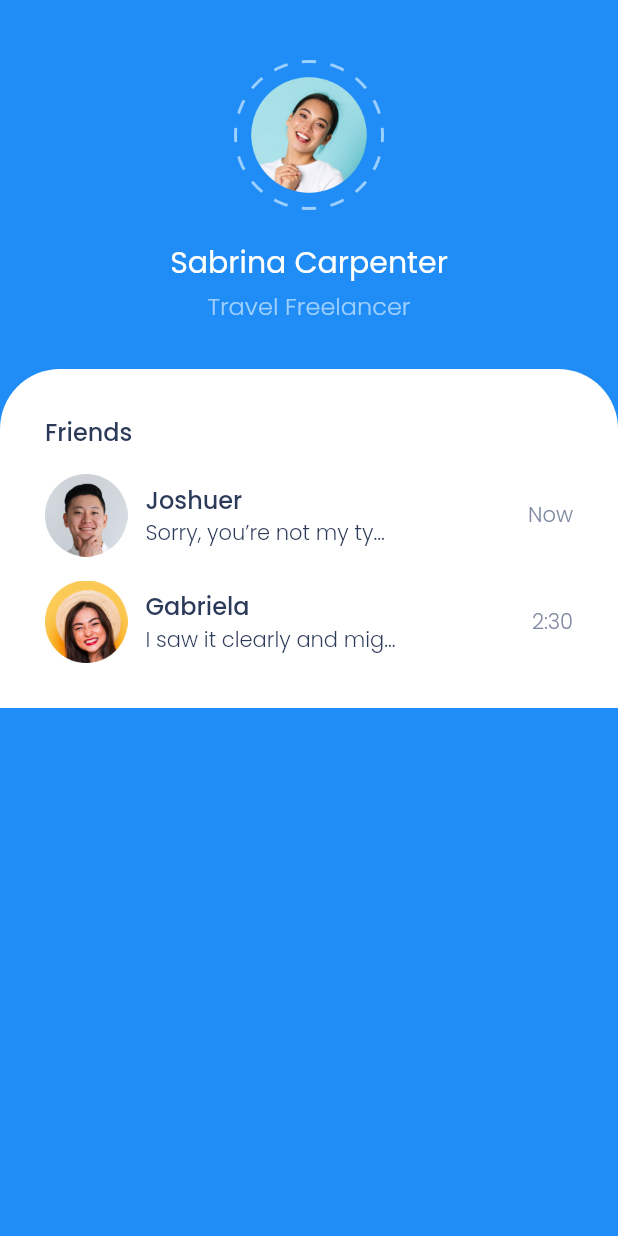
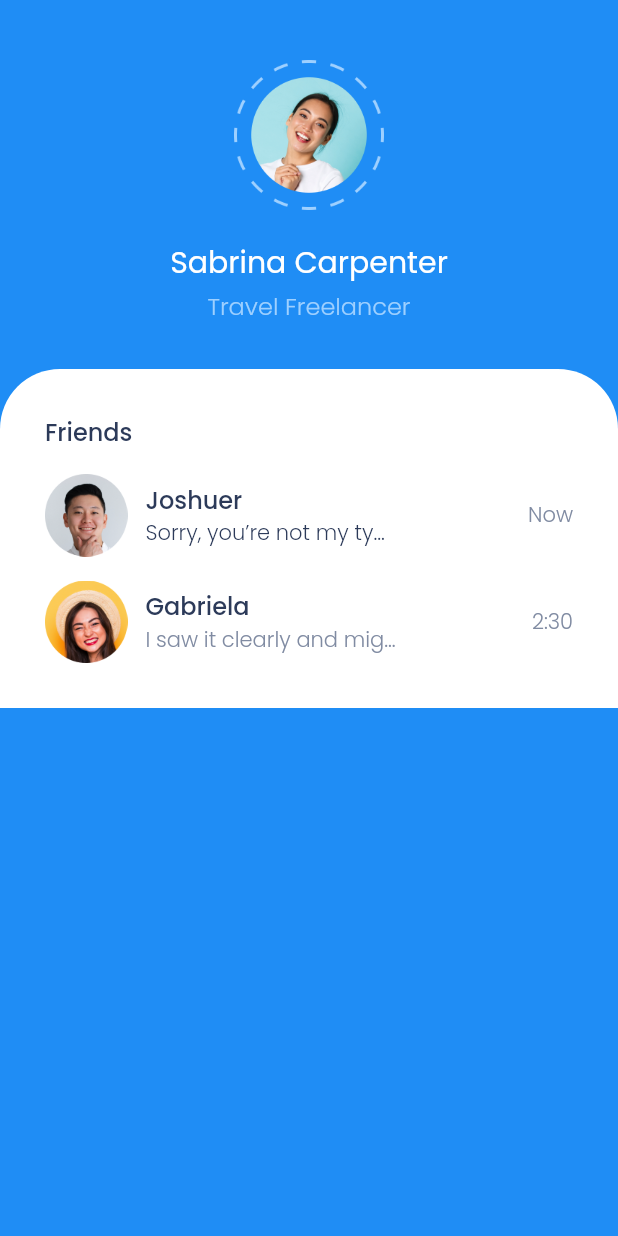
Before and after one commit to FachrulRivaldy/bwa_chatty, a Flutter app: the screen it shows after launch, on a phone screen of 412 x 824 dp. Run offline on Flutter 3.47's test engine with Material 2 defaults, Android fonts, the phone set to English and light mode, and no system bars.

Commit message:
Chatty 7

```diff
--- a/lib/pages/homepage.dart
+++ b/lib/pages/homepage.dart
@@ -67,6 +67,7 @@ class HomePage extends StatelessWidget {
                     name: "Gabriela",
                     subText: "I saw it clearly and mig...",
                     time: "2:30",
+                    unread: false,
                   ),
                 ],
               ),
--- a/lib/widgets/chat_tile.dart
+++ b/lib/widgets/chat_tile.dart
@@ -6,12 +6,14 @@ class ChatTile extends StatelessWidget {
   final String name;
   final String subText;
   final String time;
+  final bool unread;
 
   ChatTile({
     this.imageUrl = '',
     this.name = '',
     this.subText = '',
     this.time = '',
+    this.unread = true,
   });
 
   @override
@@ -35,8 +37,12 @@ class ChatTile extends StatelessWidget {
                 name,
                 style: titleTextStyle,
               ),
-              Text(subText,
-                  style: subtitleTextStyle.copyWith(color: blackColor))
+              Text(
+                subText,
+                style: unread
+                    ? subtitleTextStyle.copyWith(color: blackColor)
+                    : subtitleTextStyle,
+              )
             ],
           ),
           Spacer(),
```
